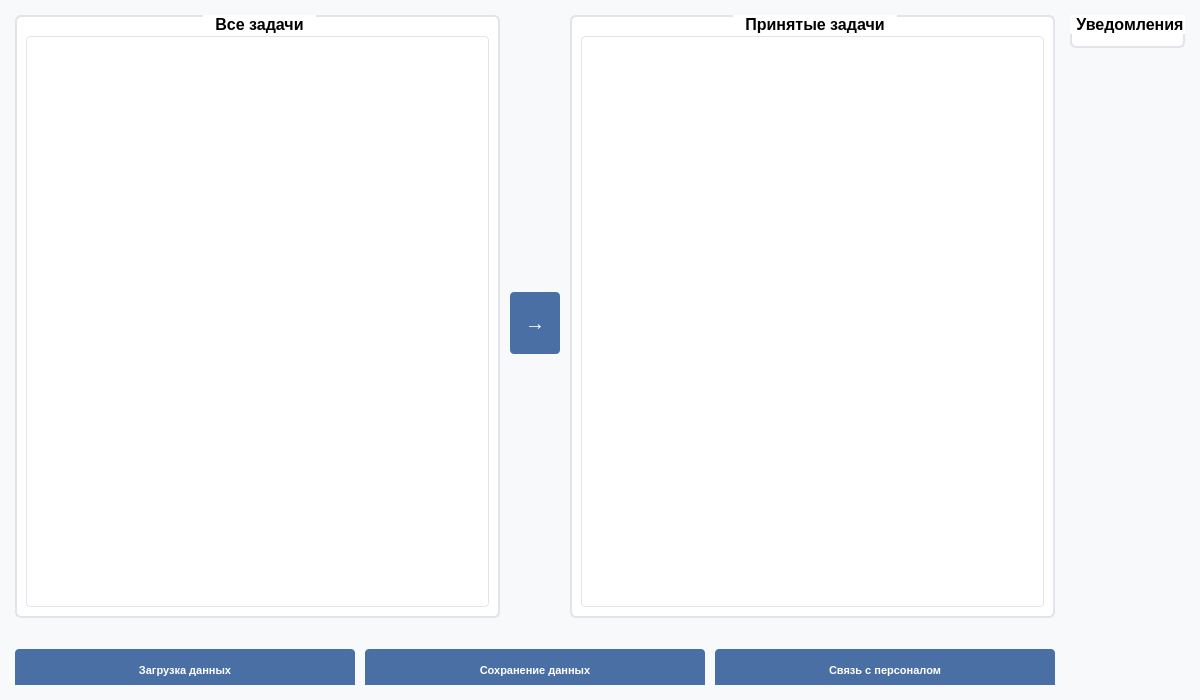
The window that UI/Staff/Окно обслуживающего персонала.ui (Ainyr-Akhmadishin/Hotel_management_system) describes before a commit, drawn with Qt 5.
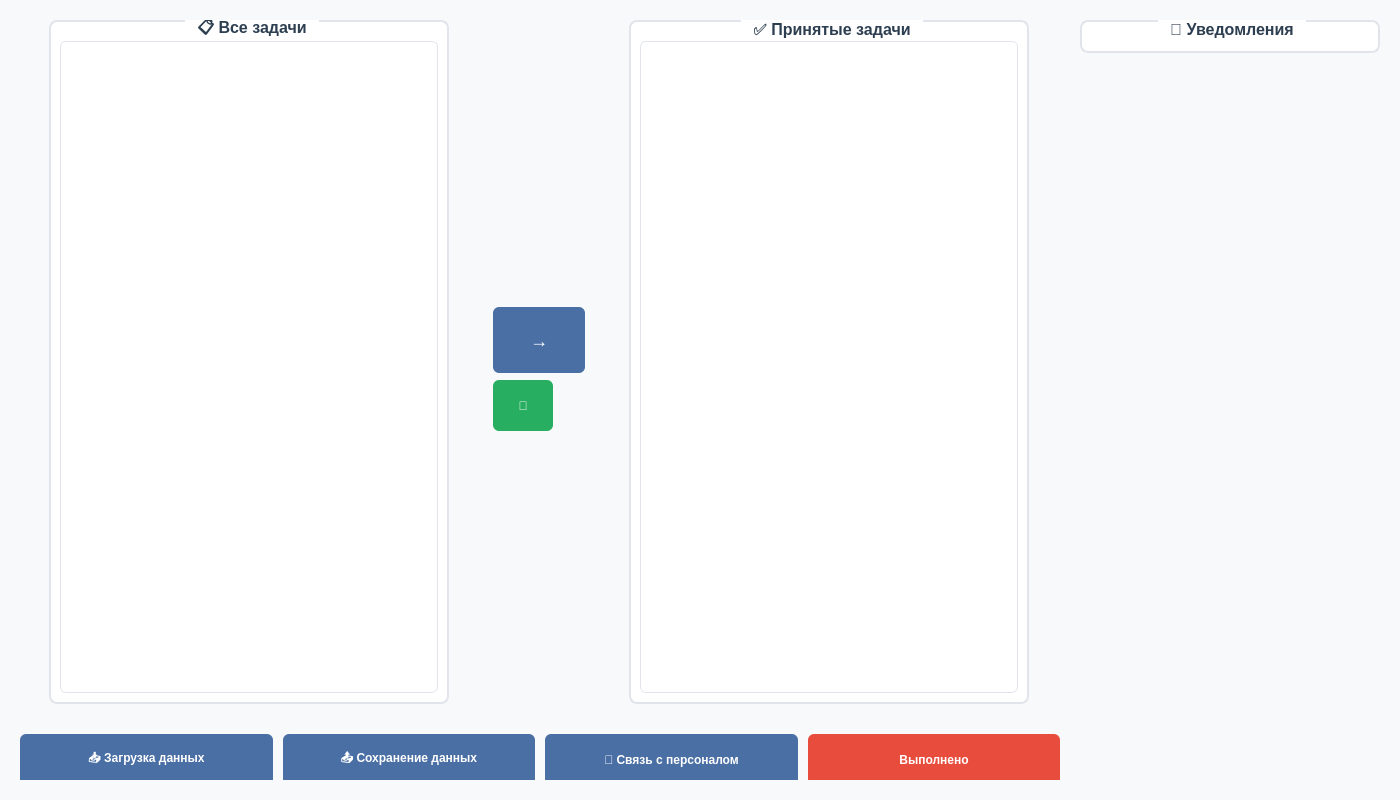
The same window after the commit.

What changed in the file:
```diff
--- a/UI/Staff/Окно обслуживающего персонала.ui
+++ b/UI/Staff/Окно обслуживающего персонала.ui
@@ -6,8 +6,8 @@
    <rect>
     <x>0</x>
     <y>0</y>
-    <width>1200</width>
-    <height>700</height>
+    <width>1400</width>
+    <height>800</height>
    </rect>
   </property>
   <property name="windowTitle">
@@ -20,7 +20,7 @@
 QGroupBox {
     font-weight: bold;
     border: 2px solid #e1e5eb;
-    border-radius: 6px;
+    border-radius: 8px;
     margin-top: 1ex;
     padding-top: 10px;
     background-color: white;
@@ -30,18 +30,19 @@
     subcontrol-position: top center;
     padding: 0 10px;
     background-color: white;
-    font-size: 13px;
+    font-size: 14px;
+    color: #2c3e50;
 }
 QListWidget {
     border: 1px solid #e1e5eb;
-    border-radius: 4px;
+    border-radius: 6px;
     background-color: white;
     alternate-background-color: #f8f9fa;
     font-size: 11px;
     padding: 4px;
 }
 QListWidget::item {
-    padding: 8px;
+    padding: 10px;
     border-bottom: 1px solid #e1e5eb;
     font-size: 11px;
 }
@@ -52,22 +53,15 @@
 QListWidget::item:hover {
     background-color: #f0f0f0;
 }
-QTextEdit {
-    border: 1px solid #e1e5eb;
-    border-radius: 4px;
-    background-color: white;
-    font-size: 11px;
-    padding: 6px;
-}
 QPushButton {
     background-color: #4a6fa5;
     color: white;
     border: none;
-    padding: 6px 12px;
-    border-radius: 4px;
+    padding: 8px 16px;
+    border-radius: 6px;
     font-weight: bold;
-    font-size: 11px;
-    min-height: 30px;
+    font-size: 12px;
+    min-height: 35px;
 }
 QPushButton:hover {
     background-color: #3a5a80;
@@ -77,23 +71,36 @@
 }
 QPushButton#transfer_button {
     background-color: #4a6fa5;
-    font-size: 20px;
+    font-size: 18px;
     min-height: 50px;
+    min-width: 60px;
 }
 QPushButton#transfer_button:hover {
     background-color: #3a5a80;
 }
+QPushButton#refresh_button {
+    background-color: #27ae60;
+}
+QPushButton#refresh_button:hover {
+    background-color: #219653;
+}
+QPushButton#complete_all_button {
+    background-color: #e74c3c;
+}
+QPushButton#complete_all_button:hover {
+    background-color: #c0392b;
+}
 QScrollBar:vertical {
     border: none;
     background-color: #f1f3f4;
-    width: 8px;
+    width: 10px;
     margin: 0px;
-    border-radius: 4px;
+    border-radius: 5px;
 }
 QScrollBar::handle:vertical {
     background-color: #c1c7d0;
-    border-radius: 4px;
-    min-height: 12px;
+    border-radius: 5px;
+    min-height: 15px;
 }
 QScrollBar::handle:vertical:hover {
     background-color: #a5adba;
@@ -101,14 +108,14 @@
 QScrollBar:horizontal {
     border: none;
     background-color: #f1f3f4;
-    height: 8px;
+    height: 10px;
     margin: 0px;
-    border-radius: 4px;
+    border-radius: 5px;
 }
 QScrollBar::handle:horizontal {
     background-color: #c1c7d0;
-    border-radius: 4px;
-    min-width: 12px;
+    border-radius: 5px;
+    min-width: 15px;
 }
 QScrollBar::handle:horizontal:hover {
     background-color: #a5adba;
@@ -117,19 +124,19 @@
   <widget class="QWidget" name="centralwidget">
    <layout class="QHBoxLayout" name="main_layout">
     <property name="spacing">
-     <number>15</number>
+     <number>20</number>
     </property>
     <property name="leftMargin">
-     <number>15</number>
+     <number>20</number>
     </property>
     <property name="topMargin">
-     <number>15</number>
+     <number>20</number>
     </property>
     <property name="rightMargin">
-     <number>15</number>
+     <number>20</number>
     </property>
     <property name="bottomMargin">
-     <number>15</number>
+     <number>20</number>
     </property>
     <item>
      <widget class="QWidget" name="left_widget" native="true">
@@ -153,7 +160,7 @@
         <widget class="QWidget" name="tasks_container" native="true">
          <layout class="QHBoxLayout" name="tasks_layout">
           <property name="spacing">
-           <number>10</number>
+           <number>15</number>
           </property>
           <property name="leftMargin">
            <number>0</number>
@@ -169,6 +176,18 @@
           </property>
           <item>
            <widget class="QGroupBox" name="all_tasks_group">
+            <property name="minimumSize">
+             <size>
+              <width>350</width>
+              <height>0</height>
+             </size>
+            </property>
+            <property name="maximumSize">
+             <size>
+              <width>400</width>
+              <height>16777215</height>
+             </size>
+            </property>
             <property name="font">
              <font>
               <family>Arial</family>
@@ -178,7 +197,7 @@
              </font>
             </property>
             <property name="title">
-             <string>Все задачи</string>
+             <string>📋 Все задачи</string>
             </property>
             <layout class="QVBoxLayout" name="all_tasks_layout">
              <item>
@@ -188,6 +207,9 @@
                  <pointsize>-1</pointsize>
                 </font>
                </property>
+               <property name="selectionMode">
+                <enum>QAbstractItemView::MultiSelection</enum>
+               </property>
               </widget>
              </item>
             </layout>
@@ -195,6 +217,9 @@
           </item>
           <item>
            <layout class="QVBoxLayout" name="button_center_layout">
+            <property name="spacing">
+             <number>10</number>
+            </property>
             <item>
              <spacer name="verticalSpacer">
               <property name="orientation">
@@ -212,13 +237,13 @@
              <widget class="QPushButton" name="transfer_button">
               <property name="minimumSize">
                <size>
-                <width>50</width>
-                <height>62</height>
+                <width>92</width>
+                <height>66</height>
                </size>
               </property>
               <property name="maximumSize">
                <size>
-                <width>50</width>
+                <width>60</width>
                 <height>50</height>
                </size>
               </property>
@@ -230,13 +255,42 @@
                </font>
               </property>
               <property name="toolTip">
-               <string>Переместить выбранную задачу</string>
+               <string>Назначить выбранные задачи себе</string>
               </property>
               <property name="text">
                <string>→</string>
               </property>
              </widget>
             </item>
+            <item>
+             <widget class="QPushButton" name="refresh_button">
+              <property name="minimumSize">
+               <size>
+                <width>60</width>
+                <height>51</height>
+               </size>
+              </property>
+              <property name="maximumSize">
+               <size>
+                <width>60</width>
+                <height>40</height>
+               </size>
+              </property>
+              <property name="font">
+               <font>
+                <pointsize>-1</pointsize>
+                <weight>75</weight>
+                <bold>true</bold>
+               </font>
+              </property>
+              <property name="toolTip">
+               <string>Обновить списки задач</string>
+              </property>
+              <property name="text">
+               <string>🔄</string>
+              </property>
+             </widget>
+            </item>
             <item>
              <spacer name="verticalSpacer_2">
               <property name="orientation">
@@ -254,6 +308,18 @@
           </item>
           <item>
            <widget class="QGroupBox" name="accepted_tasks_group">
+            <property name="minimumSize">
+             <size>
+              <width>350</width>
+              <height>0</height>
+             </size>
+            </property>
+            <property name="maximumSize">
+             <size>
+              <width>400</width>
+              <height>16777215</height>
+             </size>
+            </property>
             <property name="font">
              <font>
               <family>Arial</family>
@@ -263,7 +329,7 @@
              </font>
             </property>
             <property name="title">
-             <string>Принятые задачи</string>
+             <string>✅ Принятые задачи</string>
             </property>
             <layout class="QVBoxLayout" name="accepted_tasks_layout">
              <item>
@@ -304,13 +370,13 @@
             <property name="minimumSize">
              <size>
               <width>0</width>
-              <height>42</height>
+              <height>51</height>
              </size>
             </property>
             <property name="maximumSize">
              <size>
               <width>16777215</width>
-              <height>30</height>
+              <height>40</height>
              </size>
             </property>
             <property name="font">
@@ -321,7 +387,7 @@
              </font>
             </property>
             <property name="text">
-             <string>Загрузка данных</string>
+             <string>📥 Загрузка данных</string>
             </property>
            </widget>
           </item>
@@ -330,13 +396,13 @@
             <property name="minimumSize">
              <size>
               <width>0</width>
-              <height>42</height>
+              <height>51</height>
              </size>
             </property>
             <property name="maximumSize">
              <size>
               <width>16777215</width>
-              <height>30</height>
+              <height>40</height>
              </size>
             </property>
             <property name="font">
@@ -347,7 +413,7 @@
              </font>
             </property>
             <property name="text">
-             <string>Сохранение данных</string>
+             <string>📤 Сохранение данных</string>
             </property>
            </widget>
           </item>
@@ -356,13 +422,13 @@
             <property name="minimumSize">
              <size>
               <width>0</width>
-              <height>42</height>
+              <height>51</height>
              </size>
             </property>
             <property name="maximumSize">
              <size>
               <width>16777215</width>
-              <height>30</height>
+              <height>40</height>
              </size>
             </property>
             <property name="font">
@@ -373,7 +439,33 @@
              </font>
             </property>
             <property name="text">
-             <string>Связь с персоналом</string>
+             <string>📞 Связь с персоналом</string>
+            </property>
+           </widget>
+          </item>
+          <item>
+           <widget class="QPushButton" name="complete_all_button">
+            <property name="minimumSize">
+             <size>
+              <width>0</width>
+              <height>51</height>
+             </size>
+            </property>
+            <property name="maximumSize">
+             <size>
+              <width>16777215</width>
+              <height>40</height>
+             </size>
+            </property>
+            <property name="font">
+             <font>
+              <pointsize>-1</pointsize>
+              <weight>75</weight>
+              <bold>true</bold>
+             </font>
+            </property>
+            <property name="text">
+             <string>Выполнено</string>
             </property>
            </widget>
           </item>
@@ -403,6 +495,18 @@
        </property>
        <item>
         <widget class="QGroupBox" name="notifications_frame">
+         <property name="minimumSize">
+          <size>
+           <width>300</width>
+           <height>0</height>
+          </size>
+         </property>
+         <property name="maximumSize">
+          <size>
+           <width>350</width>
+           <height>16777215</height>
+          </size>
+         </property>
          <property name="font">
           <font>
            <family>Arial</family>
@@ -412,7 +516,7 @@
           </font>
          </property>
          <property name="title">
-          <string>Уведомления</string>
+          <string>🔔 Уведомления</string>
          </property>
          <layout class="QVBoxLayout" name="notifications_layout"/>
         </widget>
```
